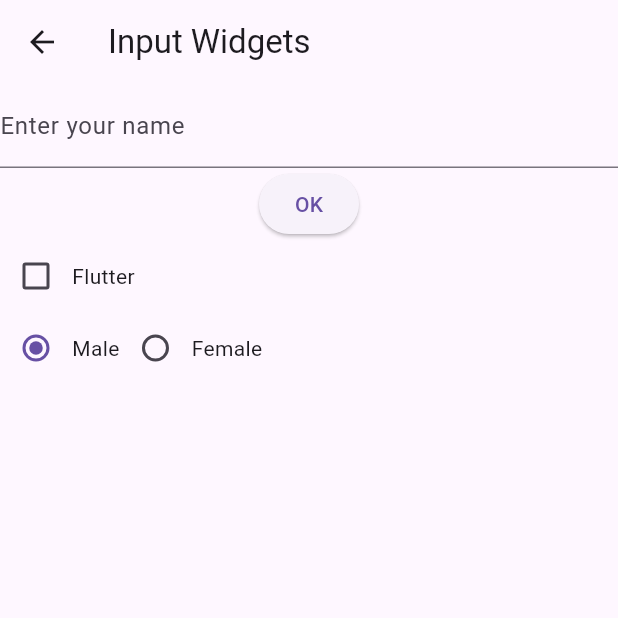
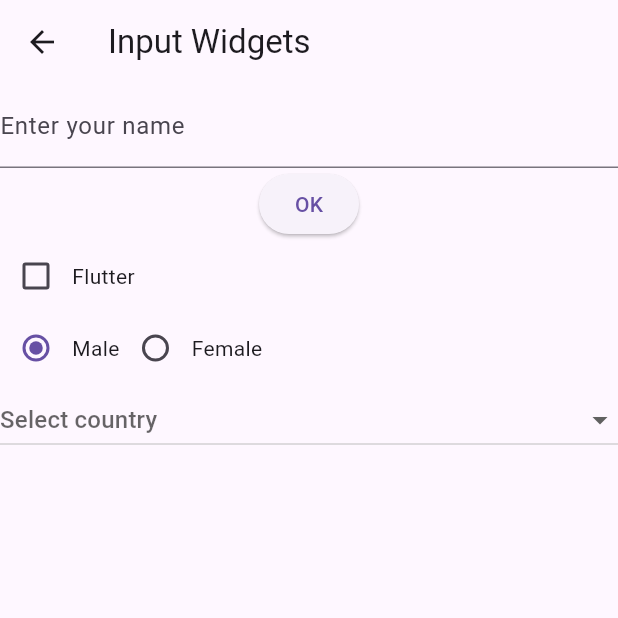
Before and after one commit to Nasaee/flutter_tutorial, a Flutter app: the screen it shows after launch, after a tap on "Go Input Widgets Example", on a phone screen of 412 x 824 dp, the top half of it. Run offline on Flutter 3.47's test engine with Material 3 defaults, Android fonts, the phone set to English and light mode, and no system bars.

```diff
--- a/basic_widget/lib/input_widgets_example.dart
+++ b/basic_widget/lib/input_widgets_example.dart
@@ -4,6 +4,8 @@ enum Gender {
   male,
   female,
 }
+
+final countries = ['Japan', 'Korea', 'China', 'USA', 'Vietnam', 'Thailand'];
 
 class InputWidgetsExample extends StatefulWidget {
   const InputWidgetsExample({super.key});
@@ -16,6 +18,8 @@ class _InputWidgetsExampleState extends State<InputWidgetsExample> {
   final nameController = TextEditingController();
   bool checked = false;
   Gender gender = Gender.male;
+
+  String? country;
 
   @override
   Widget build(BuildContext context) {
@@ -76,6 +80,22 @@ class _InputWidgetsExampleState extends State<InputWidgetsExample> {
                 Text('Female')
               ],
             ),
+            DropdownButton<String>(
+              isExpanded: true,
+              hint: Text('Select country'),
+              value: country,
+              items: countries
+                  .map((e) => DropdownMenuItem<String>(
+                        value: e,
+                        child: Text(e),
+                      ))
+                  .toList(),
+              onChanged: (value) {
+                setState(() {
+                  country = value;
+                });
+              },
+            )
           ],
         ),
       ),
--- a/basic_widget/lib/menu_page.dart
+++ b/basic_widget/lib/menu_page.dart
@@ -3,6 +3,7 @@ import 'package:basic_widget/grid_view_example.dart';
 import 'package:basic_widget/home_page.dart';
 import 'package:basic_widget/input_widgets_example.dart';
 import 'package:basic_widget/list_view_example.dart';
+import 'package:basic_widget/my_todos_page.dart';
 import 'package:flutter/material.dart';
 
 class MenuPage extends StatelessWidget {
@@ -56,6 +57,13 @@ class MenuPage extends StatelessWidget {
               },
               child: Text('Go Input Widgets Example'),
             ),
+            ElevatedButton(
+              onPressed: () {
+                Navigator.push(context,
+                    MaterialPageRoute(builder: (context) => TodoPage()));
+              },
+              child: Text('My Todos'),
+            ),
           ],
         ),
       ),
```
Also changed, not shown: basic_widget/lib/my_todos_page.dart (added, +85 -0 lines).
